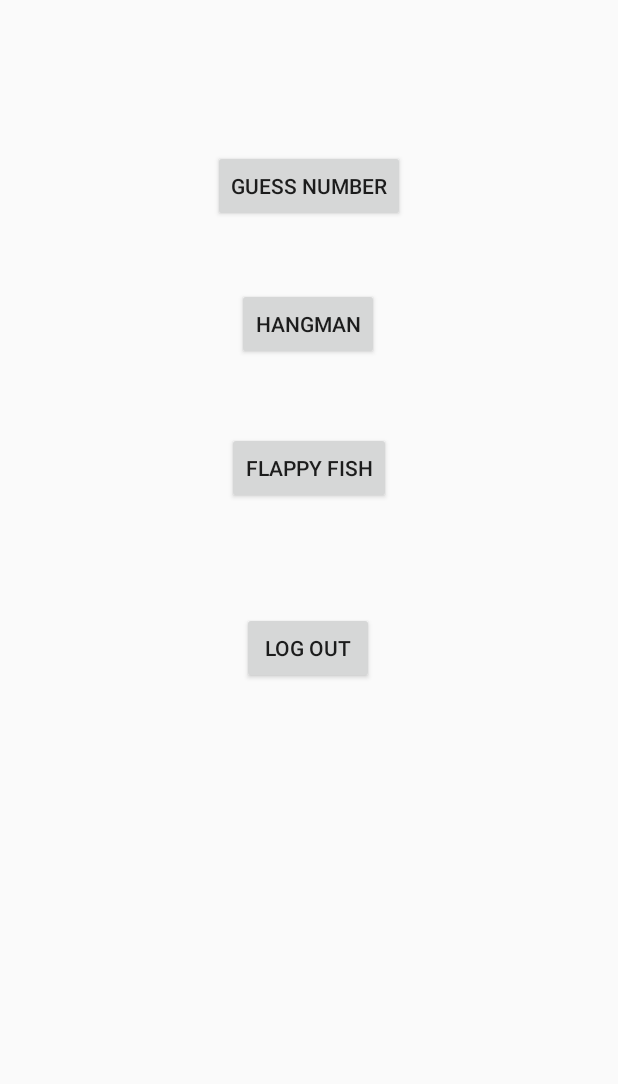
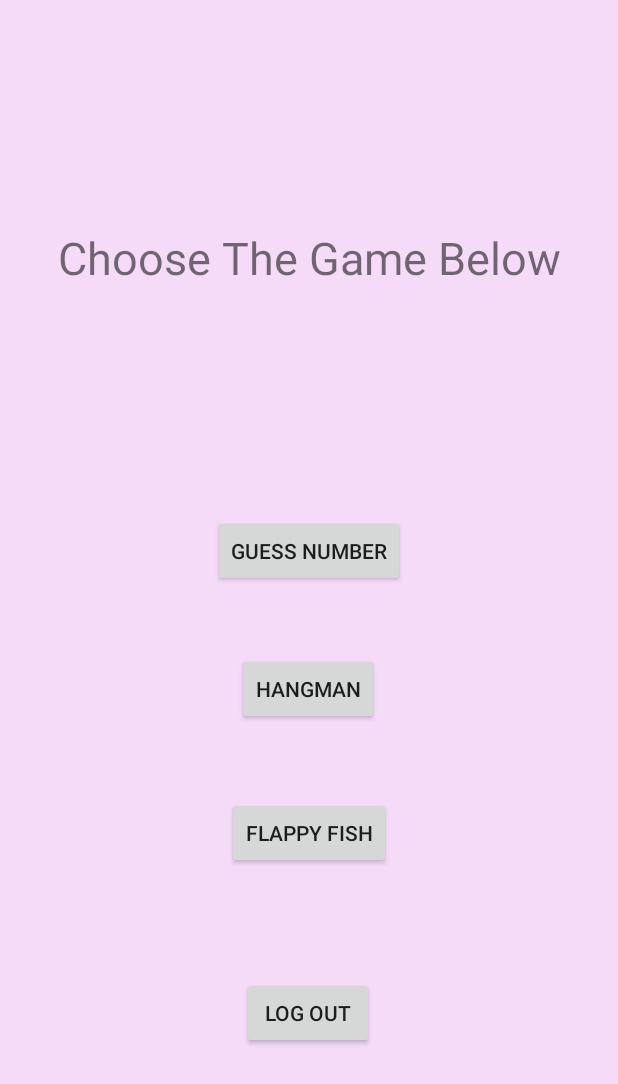
Before and after one commit to chouche9/ClassicMiniGames, an Android app: the GameMain screen opened directly, with no data from a screen before it, on a phone screen of 412 x 824 dp. Shown: the top 1084 px of the screen. Run offline under Robolectric (Android 15) with nearby library versions, the phone set to English and light mode, and no system bars.

Commit message:
Edit The UI of the main page

```diff
--- a/phase1/app/src/main/res/layout/activity_game_main.xml
+++ b/phase1/app/src/main/res/layout/activity_game_main.xml
@@ -4,16 +4,21 @@
     xmlns:tools="http://schemas.android.com/tools"
     android:layout_width="match_parent"
     android:layout_height="match_parent"
-    tools:context=".GameMain">
+    tools:context=".GameMain"
+    android:background="@color/pink"
+    >
+
     <Button
         android:id="@+id/guessNum"
         android:layout_width="wrap_content"
         android:layout_height="wrap_content"
         android:layout_marginTop="100dp"
         android:text="Guess Number"
+        app:layout_constraintBottom_toBottomOf="parent"
         app:layout_constraintEnd_toEndOf="parent"
         app:layout_constraintStart_toStartOf="parent"
-        app:layout_constraintTop_toTopOf="parent" />
+        app:layout_constraintTop_toTopOf="parent"
+        app:layout_constraintVertical_bias="0.36" />
 
     <Button
         android:id="@+id/hangMan"
@@ -24,7 +29,8 @@
         app:layout_constraintEnd_toEndOf="parent"
         app:layout_constraintHorizontal_bias="0.498"
         app:layout_constraintStart_toStartOf="parent"
-        app:layout_constraintTop_toBottomOf="@+id/guessNum" />
+        app:layout_constraintTop_toBottomOf="@+id/guessNum"
+        />
 
     <Button
         android:id="@+id/flappyFish"
@@ -48,4 +54,15 @@
         app:layout_constraintStart_toStartOf="parent"
         app:layout_constraintTop_toBottomOf="@+id/flappyFish" />
 
+    <TextView
+        android:id="@+id/textView2"
+        android:layout_width="wrap_content"
+        android:layout_height="wrap_content"
+        android:text="Choose The Game Below"
+        app:layout_constraintBottom_toTopOf="@+id/guessNum"
+        app:layout_constraintEnd_toEndOf="parent"
+        app:layout_constraintStart_toStartOf="parent"
+        app:layout_constraintTop_toTopOf="parent"
+        android:textSize="30sp"/>
+
 </androidx.constraintlayout.widget.ConstraintLayout>
--- a/phase1/app/src/main/res/layout/activity_hangman_game.xml
+++ b/phase1/app/src/main/res/layout/activity_hangman_game.xml
@@ -64,7 +64,7 @@
         app:layout_constraintHorizontal_bias="0.35"
         app:layout_constraintStart_toStartOf="parent"
         app:layout_constraintTop_toBottomOf="@+id/txtMaskedWord"
-        android:autofillHints="" />
+        android:autofillHints=""/>
 
     <Button
         android:id="@+id/btnGuess"
--- a/phase1/app/src/main/res/layout/activity_main.xml
+++ b/phase1/app/src/main/res/layout/activity_main.xml
@@ -78,4 +78,5 @@
         app:layout_constraintTop_toTopOf="parent"
         app:layout_constraintVertical_bias="0.64" />
 
+
 </androidx.constraintlayout.widget.ConstraintLayout>
--- a/phase1/app/src/main/res/values/colors.xml
+++ b/phase1/app/src/main/res/values/colors.xml
@@ -9,7 +9,7 @@
     <color name="background">#13EBEB</color>
     <color name="pink">#F5DBF8</color>
     <color name="white">#FFFFFF</color>
-    <color name="main_button_colour">#80ECFF</color>
+    <color name="main_button_colour">#00BCD4</color>
 
 
     <color name="colorHangmanAccent">#7449ab</color>
```
